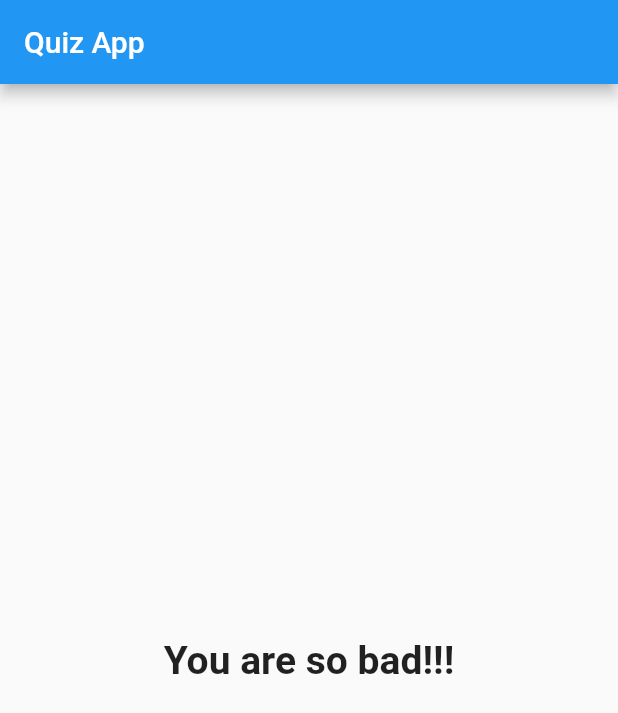
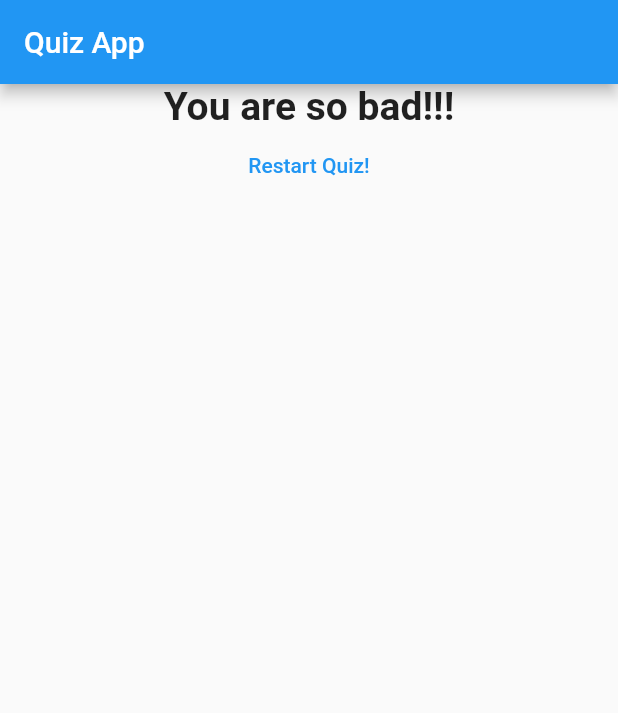
Before and after one commit to Belchenkov/quiz_flutter, a Flutter app: the screen it shows after launch, after a tap on "Black", after a tap on "Snake", after a tap on "JavaScript", on a phone screen of 412 x 824 dp. Shown: the top 713 px of the screen. Run offline on Flutter 3.47's test engine with Material 2 defaults, Android fonts, the phone set to English and light mode, and no system bars.

Commit message:
Restart the Quiz

```diff
--- a/lib/main.dart
+++ b/lib/main.dart
@@ -48,6 +48,13 @@ class _MyAppState extends State<MyApp> {
   int _questionIndex = 0;
   int _totalScore = 0;
 
+  void _resetQuiz() {
+    setState(() {
+      _questionIndex = 0;
+      _totalScore = 0;
+    });
+  }
+
   void _answerQuestion(int score) {
     _totalScore += score;
 
@@ -73,7 +80,7 @@ class _MyAppState extends State<MyApp> {
                 questions: _questions,
                 questionIndex: _questionIndex
             )
-            : Result(_totalScore),
+            : Result(_totalScore, _resetQuiz),
       ),
     );
   }
--- a/lib/result.dart
+++ b/lib/result.dart
@@ -2,8 +2,9 @@ import 'package:flutter/material.dart';
 
 class Result extends StatelessWidget {
   final int resultScore;
+  final VoidCallback resetHandler;
 
-  Result(this.resultScore);
+  Result(this.resultScore, this.resetHandler);
 
   String get resultPhrase {
     String resultText;
@@ -24,10 +25,19 @@ class Result extends StatelessWidget {
   @override
   Widget build(BuildContext context) {
     return Center(
-        child: Text(
-          resultPhrase,
-          style: TextStyle(fontSize: 26, fontWeight: FontWeight.bold,),
-          textAlign: TextAlign.center,
+        child: Column(
+          children: <Widget>[
+            Text(
+              resultPhrase,
+              style: TextStyle(fontSize: 26, fontWeight: FontWeight.bold,),
+              textAlign: TextAlign.center,
+            ),
+            FlatButton(
+              child: Text('Restart Quiz!'),
+              textColor: Colors.blue,
+              onPressed: resetHandler,
+            ),
+          ],
         )
     );
   }
```
